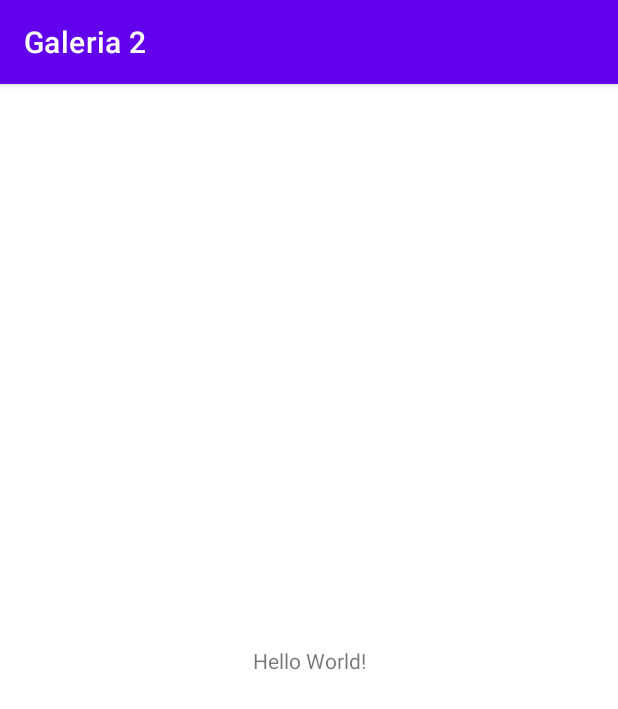
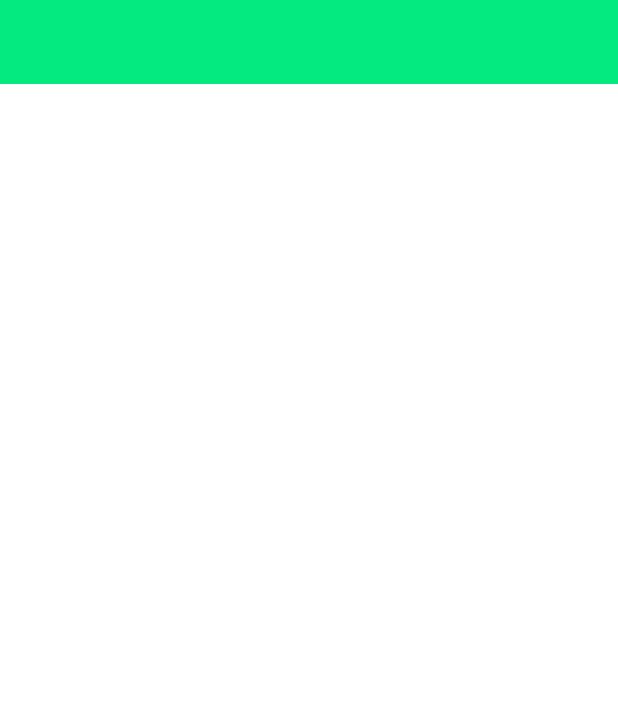
Before and after one commit to CarlosBarbosa2005/Galeria2, an Android app: the screen it shows after launch (MainActivity), on a phone screen of 412 x 824 dp. Shown: the top 709 px of the screen. Run offline under Robolectric (Android 15) with nearby library versions, the phone set to English and light mode, and no system bars.

Commit message:
Galeria 2 10/05/2023

```diff
--- a/app/src/main/res/layout/activity_main.xml
+++ b/app/src/main/res/layout/activity_main.xml
@@ -6,13 +6,26 @@
     android:layout_height="match_parent"
     tools:context=".MainActivity">
 
-    <TextView
-        android:layout_width="wrap_content"
+    <androidx.appcompat.widget.Toolbar
+        android:id="@+id/tbMain"
+        android:layout_width="0dp"
         android:layout_height="wrap_content"
-        android:text="Hello World!"
+        android:background="?attr/colorPrimary"
+        android:minHeight="?attr/actionBarSize"
+        android:theme="?attr/actionBarTheme"
+        app:layout_constraintEnd_toEndOf="parent"
+        app:layout_constraintHorizontal_bias="1.0"
+        app:layout_constraintStart_toStartOf="parent"
+        tools:layout_editor_absoluteY="16dp" />
+
+    <androidx.recyclerview.widget.RecyclerView
+        android:id="@+id/rvGallery"
+        android:layout_width="409dp"
+        android:layout_height="639dp"
         app:layout_constraintBottom_toBottomOf="parent"
         app:layout_constraintEnd_toEndOf="parent"
+        app:layout_constraintHorizontal_bias="0.0"
         app:layout_constraintStart_toStartOf="parent"
-        app:layout_constraintTop_toTopOf="parent" />
-
+        app:layout_constraintTop_toBottomOf="@+id/tbMain"
+        app:layout_constraintVertical_bias="0.0" />
 </androidx.constraintlayout.widget.ConstraintLayout>
--- a/app/src/main/res/values/themes.xml
+++ b/app/src/main/res/values/themes.xml
@@ -1,8 +1,8 @@
 <resources xmlns:tools="http://schemas.android.com/tools">
     <!-- Base application theme. -->
-    <style name="Theme.Galeria2" parent="Theme.MaterialComponents.DayNight.DarkActionBar">
+    <style name="Theme.Galeria2" parent="Theme.MaterialComponents.DayNight.NoActionBar">
         <!-- Primary brand color. -->
-        <item name="colorPrimary">@color/purple_500</item>
+        <item name="colorPrimary">#05e981</item>
         <item name="colorPrimaryVariant">@color/purple_700</item>
         <item name="colorOnPrimary">@color/white</item>
         <!-- Secondary brand color. -->
```
